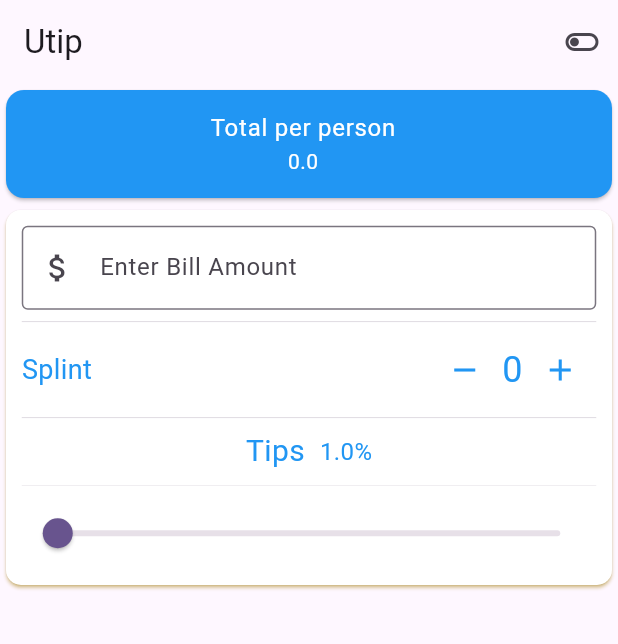
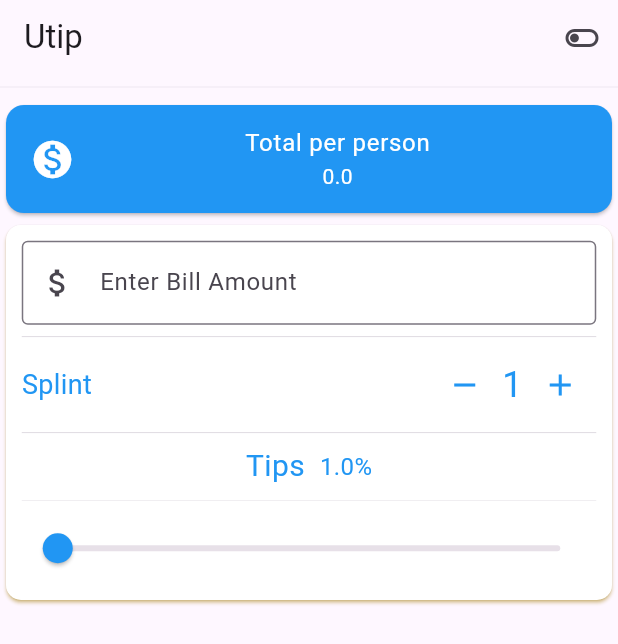
Before and after one commit to Yishak27/tipcalculator, a Flutter app: the screen it shows after launch, on a phone screen of 412 x 824 dp. Shown: the top 644 px of the screen. Run offline on Flutter 3.47's test engine with Material 3 defaults, Android fonts, the phone set to English and light mode, and no system bars.

```diff
--- a/lib/main.dart
+++ b/lib/main.dart
@@ -32,7 +32,7 @@ class MyHomePage extends StatefulWidget {
 class _MyHomePageState extends State<MyHomePage> {
   bool istoggeled = false;
   double amountByPerson = 0;
-  int _numberOfPeople = 0;
+  int _numberOfPeople = 1;
   double persentage = 1;
   int amount = 0;
 
@@ -73,6 +73,10 @@ class _MyHomePageState extends State<MyHomePage> {
             ),
           ),
         ],
+        bottom: PreferredSize(
+          preferredSize: Size.fromHeight(10.0),
+          child: Divider(thickness: 0.2),
+        ),
       ),
       body: Column(
         mainAxisAlignment: MainAxisAlignment.start,
@@ -83,6 +87,11 @@ class _MyHomePageState extends State<MyHomePage> {
               textColor: Colors.white,
               title: Center(child: const Text("Total per person")),
               subtitle: Center(child: Text("$amountByPerson")),
+              leading: Icon(
+                Icons.monetization_on,
+                size: 30.0,
+                color: Colors.white,
+              ),
             ),
           ),
           Card(
@@ -166,6 +175,8 @@ class _MyHomePageState extends State<MyHomePage> {
                     min: 1,
                     max: 100,
                     value: persentage,
+                    thumbColor: Colors.blue,
+                    activeColor: Colors.lightBlue,
                     onChanged: (double newValue) {
                       setState(() {
                         persentage = newValue;
```
